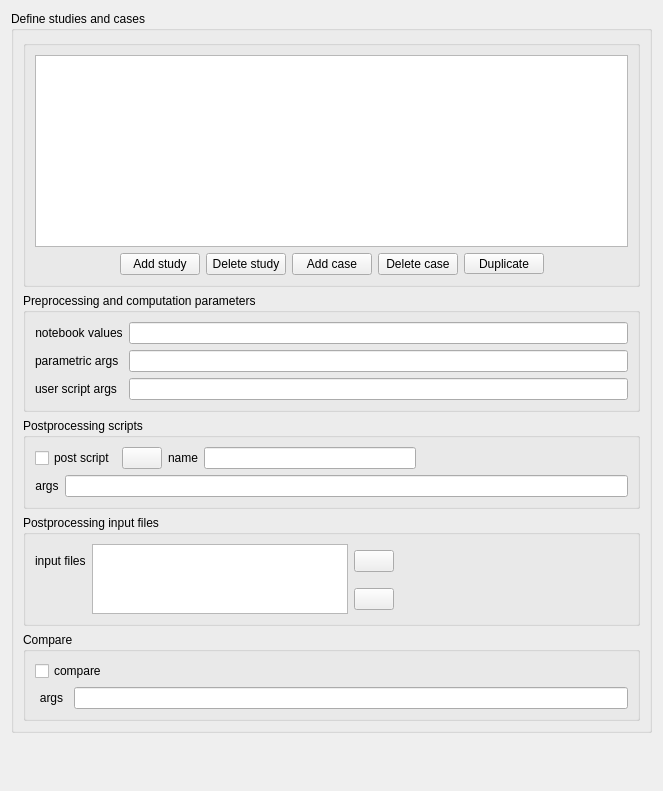
code-saturne/code_saturne, file python/code_saturne/gui/studymanager_gui/ManageCasesForm.ui: the form before one commit.
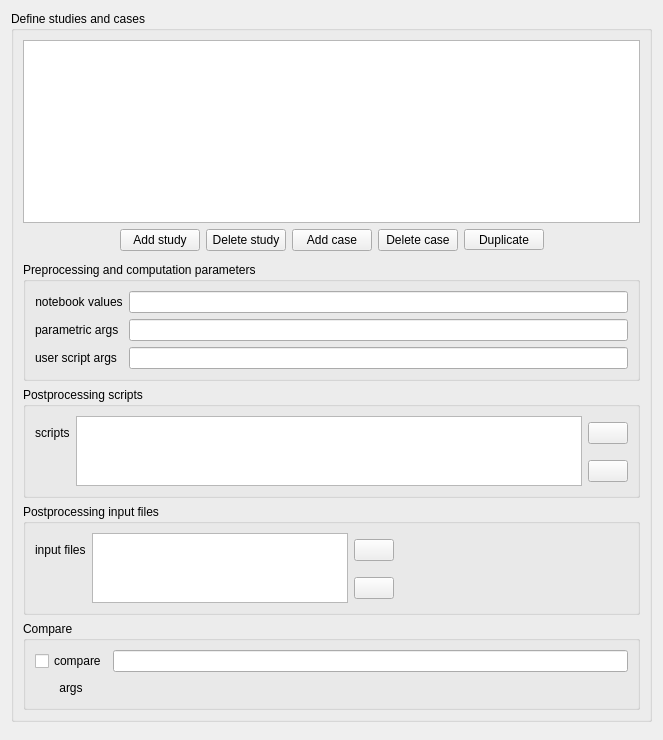
The form after the commit. Icons and pictures are not drawn.

Commit message: Studymanager GUI: handle multiple postprocessing scripts correctly.

Patch:
```diff
--- a/python/code_saturne/gui/studymanager_gui/ManageCasesForm.ui
+++ b/python/code_saturne/gui/studymanager_gui/ManageCasesForm.ui
@@ -7,7 +7,7 @@
     <x>0</x>
     <y>0</y>
     <width>659</width>
-    <height>791</height>
+    <height>740</height>
    </rect>
   </property>
   <property name="windowTitle">
@@ -20,7 +20,7 @@
       <string>Define studies and cases</string>
      </property>
      <layout class="QGridLayout" name="gridLayout_8">
-      <item row="1" column="0">
+      <item row="3" column="0">
        <widget class="QGroupBox" name="groupBoxPrepro">
         <property name="title">
          <string>Preprocessing and computation parameters</string>
@@ -131,45 +131,201 @@
         </layout>
        </widget>
       </item>
+      <item row="4" column="0">
+       <widget class="QGroupBox" name="groupBoxPost">
+        <property name="title">
+         <string>Postprocessing scripts</string>
+        </property>
+        <layout class="QGridLayout" name="gridLayout_5">
+         <item row="0" column="2">
+          <widget class="QPushButton" name="pushButtonAddPostScript">
+           <property name="accessibleName">
+            <string> Add script</string>
+           </property>
+           <property name="text">
+            <string/>
+           </property>
+           <property name="icon">
+            <iconset resource="resource_base.qrc">
+             <normaloff>:/icons/22x22/add.png</normaloff>:/icons/22x22/add.png</iconset>
+           </property>
+           <property name="iconSize">
+            <size>
+             <width>22</width>
+             <height>22</height>
+            </size>
+           </property>
+          </widget>
+         </item>
+         <item row="1" column="2">
+          <widget class="QPushButton" name="pushButtonRemovePostScript">
+           <property name="accessibleName">
+            <string>Remove script</string>
+           </property>
+           <property name="text">
+            <string/>
+           </property>
+           <property name="icon">
+            <iconset resource="resource_base.qrc">
+             <normaloff>:/icons/22x22/remove.png</normaloff>:/icons/22x22/remove.png</iconset>
+           </property>
+           <property name="iconSize">
+            <size>
+             <width>22</width>
+             <height>22</height>
+            </size>
+           </property>
+          </widget>
+         </item>
       <item row="0" column="0">
-       <widget class="QGroupBox" name="groupBox">
+          <widget class="QLabel" name="labelScripts">
+           <property name="text">
+            <string>scripts</string>
+           </property>
+          </widget>
+         </item>
+         <item row="0" column="1" rowspan="2">
+          <widget class="QTableView" name="tablePostScript">
         <property name="minimumSize">
          <size>
-          <width>0</width>
-          <height>200</height>
-         </size>
-        </property>
+             <width>300</width>
+             <height>0</height>
+            </size>
+           </property>
+          </widget>
+         </item>
+        </layout>
+       </widget>
+      </item>
+      <item row="5" column="0">
+       <widget class="QGroupBox" name="groupBoxInput">
         <property name="title">
+         <string>Postprocessing input files</string>
+        </property>
+        <layout class="QGridLayout" name="gridLayout_2">
+         <item row="0" column="1" rowspan="2">
+          <widget class="QListWidget" name="listInput"/>
+         </item>
+         <item row="1" column="2">
+          <widget class="QPushButton" name="pushButtonRemoveInput">
+           <property name="accessibleName">
+            <string>Remove input file</string>
+           </property>
+           <property name="text">
          <string/>
         </property>
-        <layout class="QGridLayout" name="gridLayout">
-         <item row="0" column="0">
-          <widget class="QTreeView" name="treeViewCases">
-           <property name="minimumSize">
+           <property name="icon">
+            <iconset resource="resource_base.qrc">
+             <normaloff>:/icons/22x22/remove.png</normaloff>:/icons/22x22/remove.png</iconset>
+           </property>
+          </widget>
+         </item>
+         <item row="0" column="3">
+          <spacer name="horizontalSpacer_6">
+           <property name="orientation">
+            <enum>Qt::Horizontal</enum>
+           </property>
+           <property name="sizeHint" stdset="0">
             <size>
-             <width>0</width>
-             <height>130</height>
+             <width>40</width>
+             <height>20</height>
             </size>
            </property>
+          </spacer>
+         </item>
+         <item row="0" column="2">
+          <widget class="QPushButton" name="pushButtonAddInput">
+           <property name="accessibleName">
+            <string>Add input file</string>
+           </property>
+           <property name="text">
+            <string/>
+           </property>
+           <property name="icon">
+            <iconset resource="resource_base.qrc">
+             <normaloff>:/icons/22x22/add.png</normaloff>:/icons/22x22/add.png</iconset>
+           </property>
+           <property name="iconSize">
+            <size>
+             <width>22</width>
+             <height>22</height>
+            </size>
+           </property>
           </widget>
          </item>
-         <item row="1" column="0">
-          <layout class="QHBoxLayout" name="horizontalLayout_2">
-           <item>
-            <spacer>
+         <item row="0" column="0">
+          <widget class="QLabel" name="labelinput">
+           <property name="text">
+            <string>input files</string>
+           </property>
+          </widget>
+         </item>
+        </layout>
+       </widget>
+      </item>
+      <item row="6" column="0">
+       <widget class="QGroupBox" name="groupBoxCompare">
+        <property name="title">
+         <string>Compare</string>
+        </property>
+        <layout class="QGridLayout" name="gridLayout_7">
+         <item row="1" column="1">
+          <spacer name="horizontalSpacer_4">
              <property name="orientation">
               <enum>Qt::Horizontal</enum>
              </property>
              <property name="sizeHint" stdset="0">
               <size>
-               <width>17</width>
-               <height>17</height>
+             <width>268</width>
+             <height>20</height>
               </size>
              </property>
             </spacer>
            </item>
-           <item>
+         <item row="1" column="0">
+          <widget class="QLabel" name="label_9">
+           <property name="text">
+            <string>args</string>
+           </property>
+           <property name="alignment">
+            <set>Qt::AlignCenter</set>
+           </property>
+          </widget>
+         </item>
+         <item row="0" column="1">
+          <widget class="QLineEdit" name="lineEditCompareArgs"/>
+         </item>
+         <item row="0" column="0">
+          <widget class="QCheckBox" name="checkBoxCompare">
+           <property name="sizePolicy">
+            <sizepolicy hsizetype="Preferred" vsizetype="Preferred">
+             <horstretch>0</horstretch>
+             <verstretch>0</verstretch>
+            </sizepolicy>
+           </property>
+           <property name="text">
+            <string>compare</string>
+           </property>
+          </widget>
+         </item>
+        </layout>
+       </widget>
+      </item>
+      <item row="1" column="0">
             <layout class="QHBoxLayout" name="horizontalLayout">
+        <item>
+         <spacer>
+          <property name="orientation">
+           <enum>Qt::Horizontal</enum>
+          </property>
+          <property name="sizeHint" stdset="0">
+           <size>
+            <width>17</width>
+            <height>17</height>
+           </size>
+          </property>
+         </spacer>
+        </item>
              <item>
               <widget class="QPushButton" name="pushButtonAddStudy">
                <property name="text">
@@ -220,8 +376,6 @@
                </property>
               </widget>
              </item>
-            </layout>
-           </item>
            <item>
             <spacer>
              <property name="orientation">
@@ -237,210 +391,31 @@
            </item>
           </layout>
          </item>
-        </layout>
-       </widget>
-      </item>
-      <item row="4" column="0">
-       <widget class="QGroupBox" name="groupBoxCompare">
-        <property name="title">
-         <string>Compare</string>
-        </property>
-        <layout class="QGridLayout" name="gridLayout_7">
          <item row="0" column="0">
-          <layout class="QGridLayout" name="gridLayout_6">
-           <item row="0" column="0" colspan="2">
-            <widget class="QCheckBox" name="checkBoxCompare">
-             <property name="sizePolicy">
-              <sizepolicy hsizetype="Preferred" vsizetype="Preferred">
-               <horstretch>0</horstretch>
-               <verstretch>0</verstretch>
-              </sizepolicy>
-             </property>
-             <property name="text">
-              <string>compare</string>
-             </property>
-            </widget>
-           </item>
-           <item row="0" column="2">
-            <spacer name="horizontalSpacer_4">
-             <property name="orientation">
-              <enum>Qt::Horizontal</enum>
-             </property>
-             <property name="sizeHint" stdset="0">
+       <widget class="QTreeView" name="treeViewCases">
+        <property name="minimumSize">
               <size>
-               <width>268</width>
-               <height>20</height>
-              </size>
-             </property>
-            </spacer>
-           </item>
-           <item row="1" column="0">
-            <widget class="QLabel" name="label_9">
-             <property name="text">
-              <string>args</string>
-             </property>
-             <property name="alignment">
-              <set>Qt::AlignCenter</set>
-             </property>
-            </widget>
-           </item>
-           <item row="1" column="1" colspan="2">
-            <widget class="QLineEdit" name="lineEditCompareArgs"/>
-           </item>
-          </layout>
-         </item>
-        </layout>
+          <width>0</width>
+          <height>130</height>
+         </size>
+        </property>
        </widget>
       </item>
       <item row="2" column="0">
-       <widget class="QGroupBox" name="groupBoxPost">
-        <property name="title">
-         <string>Postprocessing scripts</string>
-        </property>
-        <layout class="QGridLayout" name="gridLayout_5">
-         <item row="0" column="0">
-          <layout class="QHBoxLayout" name="horizontalLayout_3">
-           <item>
-            <widget class="QCheckBox" name="checkBoxPost">
-             <property name="sizePolicy">
-              <sizepolicy hsizetype="Preferred" vsizetype="Preferred">
-               <horstretch>0</horstretch>
-               <verstretch>0</verstretch>
-              </sizepolicy>
-             </property>
-             <property name="text">
-              <string>post script</string>
-             </property>
-            </widget>
-           </item>
-           <item>
-            <widget class="QPushButton" name="pushButtonPost">
-             <property name="text">
-              <string/>
-             </property>
-             <property name="icon">
-              <iconset>
-               <normaloff>:/new/prefix1/icons/22x22/edit-find-replace.png</normaloff>:/new/prefix1/icons/22x22/edit-find-replace.png</iconset>
-             </property>
-             <property name="iconSize">
-              <size>
-               <width>22</width>
-               <height>22</height>
-              </size>
-             </property>
-            </widget>
-           </item>
-           <item>
-            <widget class="QLabel" name="label_5">
-             <property name="text">
-              <string>name</string>
-             </property>
-             <property name="alignment">
-              <set>Qt::AlignCenter</set>
-             </property>
-            </widget>
-           </item>
-           <item>
-            <widget class="QLineEdit" name="lineEditPost"/>
-           </item>
-           <item>
-            <spacer name="horizontalSpacer_5">
+       <spacer name="verticalSpacer">
              <property name="orientation">
-              <enum>Qt::Horizontal</enum>
-             </property>
-             <property name="sizeHint" stdset="0">
-              <size>
-               <width>40</width>
-               <height>20</height>
-              </size>
-             </property>
-            </spacer>
-           </item>
-          </layout>
-         </item>
-         <item row="1" column="0">
-          <layout class="QHBoxLayout" name="horizontalLayout_4">
-           <item>
-            <widget class="QLabel" name="label_6">
-             <property name="text">
-              <string>args</string>
-             </property>
-             <property name="alignment">
-              <set>Qt::AlignCenter</set>
-             </property>
-            </widget>
-           </item>
-           <item>
-            <widget class="QLineEdit" name="lineEditPostArgs"/>
-           </item>
-          </layout>
-         </item>
-        </layout>
-       </widget>
-      </item>
-      <item row="3" column="0">
-       <widget class="QGroupBox" name="groupBoxInput">
-        <property name="title">
-         <string>Postprocessing input files</string>
-        </property>
-        <layout class="QHBoxLayout" name="horizontalLayout_5">
-         <item>
-          <layout class="QGridLayout" name="gridLayout_3">
-           <item row="0" column="4">
-            <spacer name="horizontalSpacer_6">
-             <property name="orientation">
-              <enum>Qt::Horizontal</enum>
-             </property>
+         <enum>Qt::Vertical</enum>
+        </property>
+        <property name="sizeType">
+         <enum>QSizePolicy::Fixed</enum>
+        </property>
              <property name="sizeHint" stdset="0">
               <size>
-               <width>40</width>
-               <height>20</height>
+          <width>20</width>
+          <height>5</height>
               </size>
              </property>
             </spacer>
-           </item>
-           <item row="0" column="0">
-            <widget class="QLabel" name="labelinput">
-             <property name="text">
-              <string>input files</string>
-             </property>
-            </widget>
-           </item>
-           <item row="1" column="3">
-            <widget class="QPushButton" name="pushButtonRemoveInput">
-             <property name="text">
-              <string/>
-             </property>
-             <property name="icon">
-              <iconset resource="resource_base.qrc">
-               <normaloff>:/icons/22x22/remove.png</normaloff>:/icons/22x22/remove.png</iconset>
-             </property>
-            </widget>
-           </item>
-           <item row="0" column="3">
-            <widget class="QPushButton" name="pushButtonAddInput">
-             <property name="text">
-              <string/>
-             </property>
-             <property name="icon">
-              <iconset resource="resource_base.qrc">
-               <normaloff>:/icons/22x22/add.png</normaloff>:/icons/22x22/add.png</iconset>
-             </property>
-             <property name="iconSize">
-              <size>
-               <width>22</width>
-               <height>22</height>
-              </size>
-             </property>
-            </widget>
-           </item>
-           <item row="0" column="2" rowspan="2">
-            <widget class="QListWidget" name="listInput"/>
-           </item>
-          </layout>
-         </item>
-        </layout>
-       </widget>
       </item>
      </layout>
     </widget>
```
Lines whose indentation alone changed are shown as unchanged. The commit also changes 2 other files.
